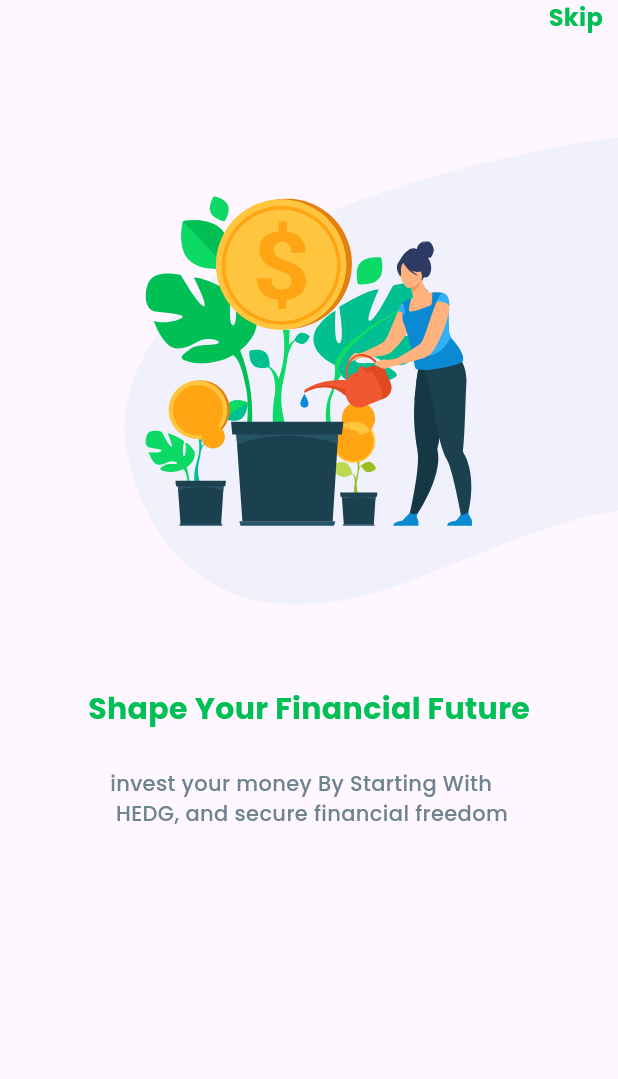
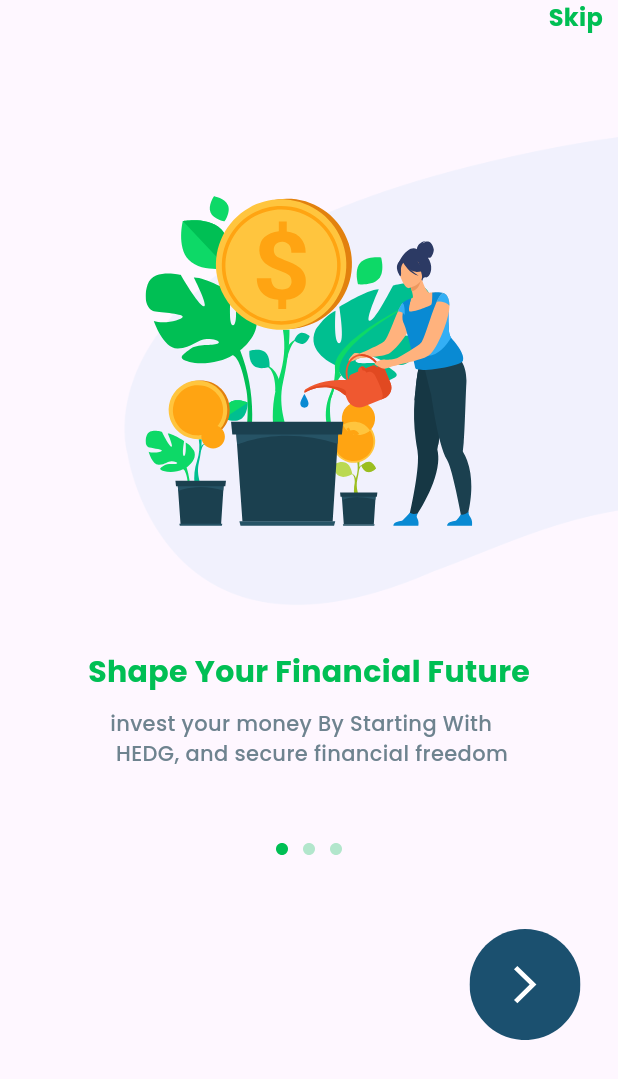
Before and after one commit to MuhanadIbrahim/hedg_app, a Flutter app: the screen it shows after launch, on a phone screen of 412 x 824 dp. Shown: the top 1079 px of the screen. Run offline on Flutter 3.47's test engine with Material 3 defaults, Android fonts, the phone set to English and light mode, and no system bars; our stand-ins replace flutter_svg, get.

Commit message:
finish onboarding screan

```diff
--- a/lib/Features/onboarding/presentaion/view/onboarding1.dart
+++ b/lib/Features/onboarding/presentaion/view/onboarding1.dart
@@ -48,19 +48,37 @@ class Onboarding1Screan extends StatelessWidget {
               ),
               SvgPicture.asset(Assets.imagesOnboardinglogo1),
               SizedBox(
-                height: MediaQuery.of(context).size.height * 0.13,
+                height: MediaQuery.of(context).size.height * 0.10,
               ),
               const Text(
                 'Shape Your Financial Future',
                 style: AppStyles.styleBold20,
               ),
               const SizedBox(
-                height: 25,
+                height: 10,
               ),
               Text(
                 'invest your money By Starting With \n HEDG, and secure financial freedom',
                 style: AppStyles.styleMedium14
                     .copyWith(color: const Color(0xFF6E838F)),
+              ),
+              SizedBox(
+                height: MediaQuery.of(context).size.height * 0.06,
+              ),
+              SvgPicture.asset(Assets.imagesOnboardingpointer1),
+              SizedBox(
+                height: MediaQuery.of(context).size.height * 0.06,
+              ),
+              Row(
+                mainAxisAlignment: MainAxisAlignment.end,
+                children: [
+                  SvgPicture.asset(
+                    Assets.imagesOnboardingcontinuebutton,
+                  ),
+                  const SizedBox(
+                    width: 25,
+                  )
+                ],
               )
             ],
           ),
```
